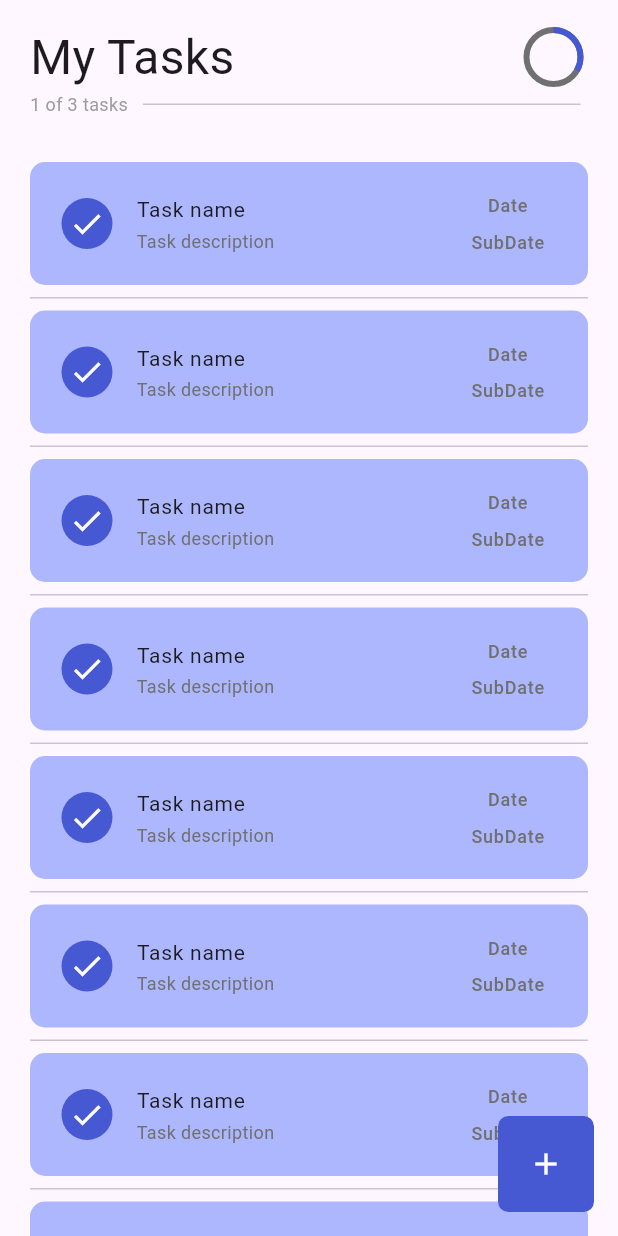
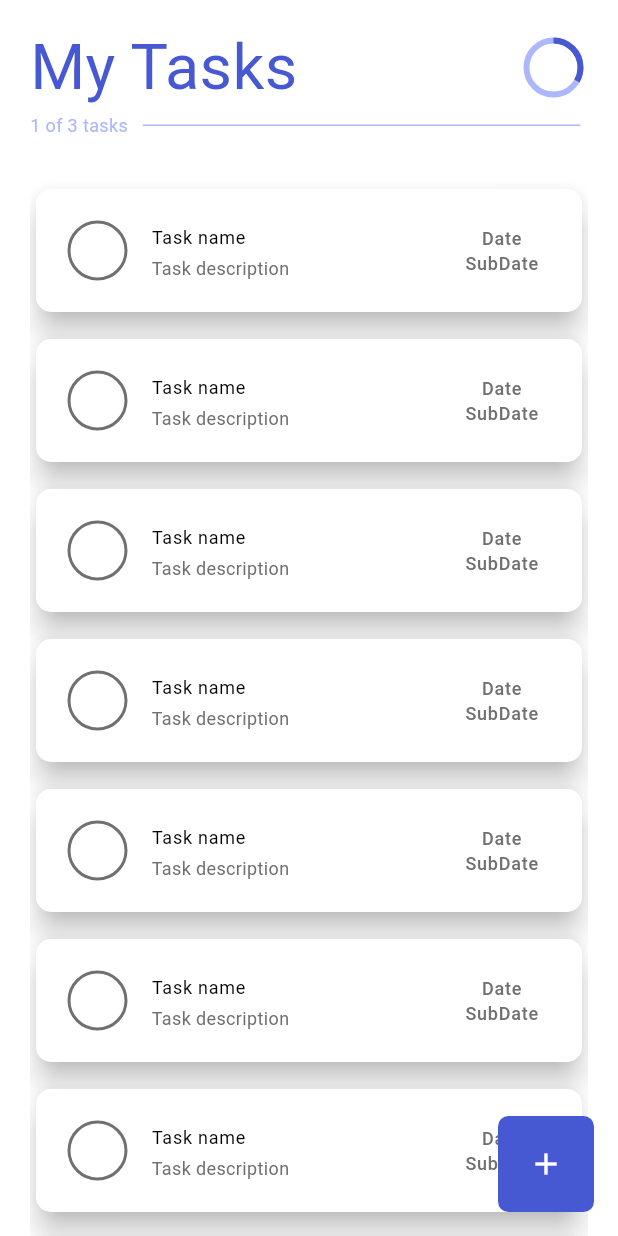
Before and after one commit to Z-Ash0/ToDoApp-task, a Flutter app: the screen it shows after launch, on a phone screen of 412 x 824 dp. Run offline on Flutter 3.47's test engine with Material 3 defaults, Android fonts, the phone set to English and light mode, and no system bars; our stand-ins replace device_preview.

Commit message:
Starting the add new task screen ui

```diff
--- a/lib/core/routes/routes.dart
+++ b/lib/core/routes/routes.dart
@@ -1,12 +1,16 @@
 import 'package:flutter/material.dart';
 import 'package:to_do_app/core/utils/app_constants.dart';
+import 'package:to_do_app/features/home_page/presentation/views/add_new_task_screen.dart';
 import 'package:to_do_app/features/home_page/presentation/views/home_page_screen.dart';
 
 class Routes {
   Route? routeGenerate(RouteSettings routeSettings) {
     switch (routeSettings.name) {
-      case AppRoutes.homePageRoute:
+      case AppRoutes.homePageView:
         return MaterialPageRoute(builder: (context) => const HomePageScreen());
+      case AppRoutes.addNewTaskView:
+        return MaterialPageRoute(
+            builder: (context) => const AddNewTaskScreen());
       default:
         return null;
     }
--- a/lib/core/utils/app_constants.dart
+++ b/lib/core/utils/app_constants.dart
@@ -1,3 +1,4 @@
 class AppRoutes {
-  static const String homePageRoute = '/';
+  static const String homePageView = '/';
+  static const String addNewTaskView = 'AddNewTaskPage';
 }
--- a/lib/core/utils/app_text_styles.dart
+++ b/lib/core/utils/app_text_styles.dart
@@ -4,4 +4,6 @@ import 'package:to_do_app/core/utils/app_colors.dart';
 class AppTextStyles {
   static const TextStyle greySize12 =
       TextStyle(fontSize: 12, color: AppColors.colorGrey);
+  static const TextStyle purpleSize42 =
+      TextStyle(fontSize: 42, color: AppColors.primaryColor);
 }
--- a/lib/features/home_page/presentation/views/home_page_screen.dart
+++ b/lib/features/home_page/presentation/views/home_page_screen.dart
@@ -1,5 +1,6 @@
 import 'package:flutter/material.dart';
 import 'package:to_do_app/core/utils/app_colors.dart';
+import 'package:to_do_app/core/utils/app_constants.dart';
 import 'package:to_do_app/features/home_page/presentation/widgets/custom_app_bar.dart';
 import 'package:to_do_app/features/home_page/presentation/widgets/task_tile.dart';
 
@@ -10,6 +11,7 @@ class HomePageScreen extends StatelessWidget {
   Widget build(BuildContext context) {
     return SafeArea(
       child: Scaffold(
+        backgroundColor: AppColors.colorWhite,
         body: Padding(
           padding: const EdgeInsets.symmetric(horizontal: 20),
           child: CustomScrollView(
@@ -18,21 +20,22 @@ class HomePageScreen extends StatelessWidget {
               SliverList.separated(
                 itemBuilder: (context, index) => const TaskTile(),
                 itemCount: 20,
-                separatorBuilder: (BuildContext context, _) => const Padding(
-                  padding: EdgeInsets.symmetric(vertical: 8.0),
-                  child: Divider(height: 1),
-                ),
+                separatorBuilder: (BuildContext context, _) =>
+                    const SizedBox(height: 10),
               ),
             ],
           ),
         ),
-        floatingActionButton: Container(
-          padding: const EdgeInsets.all(20),
-          decoration: BoxDecoration(
-            color: AppColors.primaryColor,
-            borderRadius: BorderRadius.circular(7),
+        floatingActionButton: GestureDetector(
+          onTap: () => Navigator.pushNamed(context, AppRoutes.addNewTaskView),
+          child: Container(
+            padding: const EdgeInsets.all(20),
+            decoration: BoxDecoration(
+              color: AppColors.primaryColor,
+              borderRadius: BorderRadius.circular(7),
+            ),
+            child: const Icon(Icons.add, color: AppColors.colorWhite),
           ),
-          child: const Icon(Icons.add, color: AppColors.colorWhite),
         ),
       ),
     );
--- a/lib/features/home_page/presentation/widgets/task_tile.dart
+++ b/lib/features/home_page/presentation/widgets/task_tile.dart
@@ -2,42 +2,65 @@ import 'package:flutter/material.dart';
 import 'package:to_do_app/core/utils/app_colors.dart';
 import 'package:to_do_app/core/utils/app_text_styles.dart';
 
-class TaskTile extends StatelessWidget {
+class TaskTile extends StatefulWidget {
   const TaskTile({super.key});
 
   @override
+  State<TaskTile> createState() => _TaskTileState();
+}
+
+class _TaskTileState extends State<TaskTile> {
+  bool isDone = false;
+  @override
   Widget build(BuildContext context) {
-    return Container(
+    return Card(
+      elevation: 8,
+      child: Container(
         padding: const EdgeInsets.all(5),
         decoration: BoxDecoration(
-        color: AppColors.primaryColorLight,
+          color: isDone ? AppColors.primaryColorLight : AppColors.colorWhite,
           borderRadius: BorderRadius.circular(10),
         ),
         child: ListTile(
-        leading: Container(
-          padding: const EdgeInsets.all(5),
-          decoration: const BoxDecoration(
+          leading: GestureDetector(
+            onTap: () => setState(() => isDone = !isDone),
+            child: Container(
+              width: 40,
+              height: 40,
+              decoration: BoxDecoration(
                 shape: BoxShape.circle,
-            color: AppColors.primaryColor,
+                color: isDone ? AppColors.primaryColor : AppColors.colorWhite,
+                border: Border.all(color: AppColors.colorGrey, width: 2),
               ),
-          child: const Icon(Icons.done, color: AppColors.colorWhite),
+              child: isDone
+                  ? const Icon(Icons.done, color: AppColors.colorWhite)
+                  : null,
             ),
-        title: const Text(
+          ),
+          title: Text(
             'Task name',
-          style: TextStyle(fontSize: 14),
+            style: AppTextStyles.greySize12.copyWith(
+                color: Colors.black,
+                decoration: isDone ? TextDecoration.lineThrough : null),
+            overflow: TextOverflow.ellipsis,
+            maxLines: 1,
           ),
-        subtitle: const Text(
+          subtitle: Text(
             'Task description',
-          style: AppTextStyles.greySize12,
+            style: AppTextStyles.greySize12.copyWith(
+                decoration: isDone ? TextDecoration.lineThrough : null),
+            overflow: TextOverflow.ellipsis,
+            maxLines: 2,
           ),
           trailing: const Column(
-          mainAxisAlignment: MainAxisAlignment.spaceEvenly,
+            mainAxisAlignment: MainAxisAlignment.center,
             children: [
               Text('Date', style: AppTextStyles.greySize12),
               Text('SubDate', style: AppTextStyles.greySize12),
             ],
           ),
         ),
+      ),
     );
   }
 }
--- a/pubspec.yaml
+++ b/pubspec.yaml
@@ -36,6 +36,7 @@ dependencies:
   # Use with the CupertinoIcons class for iOS style icons.
   cupertino_icons: ^1.0.8
   device_preview: ^1.2.0
+  intl: ^0.19.0
 
 dev_dependencies:
   flutter_test:
```
Also changed, not shown: lib/features/home_page/presentation/views/add_new_task_screen.dart (added, +129 -0 lines), lib/features/home_page/presentation/widgets/custom_app_bar.dart (+9 -7 lines), lib/features/home_page/presentation/widgets/custom_button.dart (added, +31 -0 lines), pubspec.lock. Lines whose indentation alone changed are shown as unchanged.
